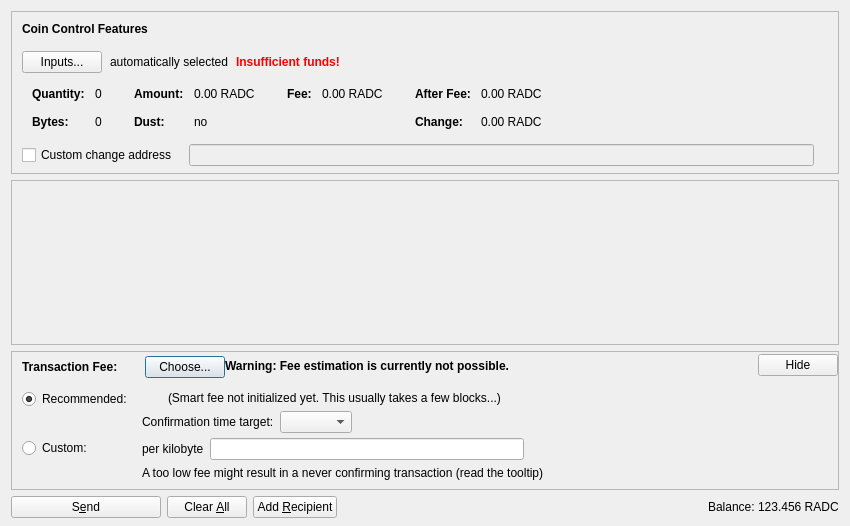
Old version of the form src/qt/forms/sendcoinsdialog.ui in the repository c4pt000/radiocoin.
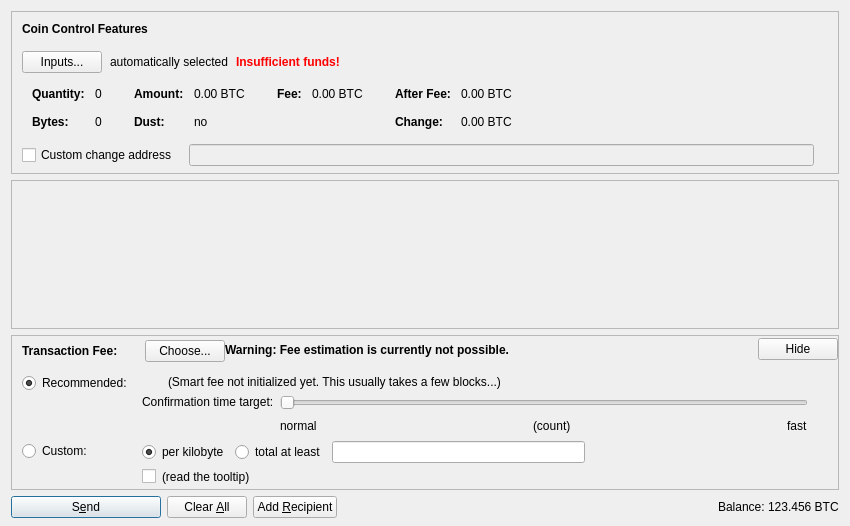
New version of the form. Icons and pictures are not drawn. Custom widgets are drawn as their Qt base class.

What changed in the file:
```diff
--- a/src/qt/forms/sendcoinsdialog.ui
+++ b/src/qt/forms/sendcoinsdialog.ui
@@ -324,7 +324,7 @@
                   <enum>Qt::ActionsContextMenu</enum>
                  </property>
                  <property name="text">
-                  <string notr="true">0.00 RADC</string>
+                  <string notr="true">0.00 BTC</string>
                  </property>
                  <property name="textInteractionFlags">
                   <set>Qt::LinksAccessibleByMouse|Qt::TextSelectableByKeyboard|Qt::TextSelectableByMouse</set>
@@ -404,7 +404,7 @@
                   <enum>Qt::ActionsContextMenu</enum>
                  </property>
                  <property name="text">
-                  <string notr="true">0.00 RADC</string>
+                  <string notr="true">0.00 BTC</string>
                  </property>
                  <property name="textInteractionFlags">
                   <set>Qt::LinksAccessibleByMouse|Qt::TextSelectableByKeyboard|Qt::TextSelectableByMouse</set>
@@ -455,7 +455,7 @@
                   <enum>Qt::ActionsContextMenu</enum>
                  </property>
                  <property name="text">
-                  <string notr="true">0.00 RADC</string>
+                  <string notr="true">0.00 BTC</string>
                  </property>
                  <property name="textInteractionFlags">
                   <set>Qt::LinksAccessibleByMouse|Qt::TextSelectableByKeyboard|Qt::TextSelectableByMouse</set>
@@ -484,7 +484,7 @@
                   <enum>Qt::ActionsContextMenu</enum>
                  </property>
                  <property name="text">
-                  <string notr="true">0.00 RADC</string>
+                  <string notr="true">0.00 BTC</string>
                  </property>
                  <property name="textInteractionFlags">
                   <set>Qt::LinksAccessibleByMouse|Qt::TextSelectableByKeyboard|Qt::TextSelectableByMouse</set>
@@ -846,7 +846,7 @@
                <item>
                 <layout class="QHBoxLayout" name="horizontalLayoutFee13">
                  <item>
-                  <widget class="QLabel" name="labelCustomPerKilobyte">
+                  <widget class="QRadioButton" name="radioCustomPerKilobyte">
                    <property name="toolTip">
                     <string>Specify a custom fee per kB (1,000 bytes) of the transaction's virtual size.
 
@@ -855,6 +855,25 @@
                    <property name="text">
                     <string>per kilobyte</string>
                    </property>
+                   <property name="checked">
+                    <bool>true</bool>
+                   </property>
+                   <attribute name="buttonGroup">
+                    <string notr="true">groupCustomFee</string>
+                   </attribute>
+                  </widget>
+                 </item>
+                 <item>
+                  <widget class="QRadioButton" name="radioCustomAtLeast">
+                   <property name="toolTip">
+                    <string>If the custom fee is set to 1000 satoshis and the transaction is only 250 bytes, then &quot;per kilobyte&quot; only pays 250 satoshis in fee, while &quot;total at least&quot; pays 1000 satoshis. For transactions bigger than a kilobyte both pay by kilobyte.</string>
+                   </property>
+                   <property name="text">
+                    <string>total at least</string>
+                   </property>
+                   <attribute name="buttonGroup">
+                    <string notr="true">groupCustomFee</string>
+                   </attribute>
                   </widget>
                  </item>
                  <item>
@@ -878,7 +897,17 @@
                <item>
                 <layout class="QHBoxLayout" name="horizontalLayoutFee8">
                  <item>
-                  <widget class="QLabel" name="labelCustomFeeWarning">
+                  <widget class="QCheckBox" name="checkBoxMinimumFee">
+                   <property name="toolTip">
+                    <string>Paying only the minimum fee is just fine as long as there is less transaction volume than space in the blocks. But be aware that this can end up in a never confirming transaction once there is more demand for dogecoin transactions than the network can process.</string>
+                   </property>
+                   <property name="text">
+                    <string/>
+                   </property>
+                  </widget>
+                 </item>
+                 <item>
+                  <widget class="QLabel" name="labelMinFeeWarning">
                    <property name="enabled">
                     <bool>true</bool>
                    </property>
@@ -886,7 +915,10 @@
                     <string>When there is less transaction volume than space in the blocks, miners as well as relaying nodes may enforce a minimum fee. Paying only this minimum fee is just fine, but be aware that this can result in a never confirming transaction once there is more demand for radiocoin transactions than the network can process.</string>
                    </property>
                    <property name="text">
-                    <string>A too low fee might result in a never confirming transaction (read the tooltip)</string>
+                    <string>(read the tooltip)</string>
+                   </property>
+                   <property name="margin">
+                    <number>5</number>
                    </property>
                   </widget>
                  </item>
@@ -979,6 +1011,9 @@
                    <property name="text">
                     <string/>
                    </property>
+                   <property name="margin">
+                    <number>2</number>
+                   </property>
                   </widget>
                  </item>
                  <item>
@@ -993,6 +1028,9 @@
                    <property name="text">
                     <string>(Smart fee not initialized yet. This usually takes a few blocks...)</string>
                    </property>
+                   <property name="margin">
+                    <number>2</number>
+                   </property>
                   </widget>
                  </item>
                  <item>
@@ -1019,8 +1057,24 @@
                      <property name="text">
                       <string>Confirmation time target:</string>
                      </property>
+                     <property name="margin">
+                      <number>2</number>
+                     </property>
                     </widget>
                    </item>
+                   <item>
+                    <spacer name="verticalSpacer_3">
+                     <property name="orientation">
+                      <enum>Qt::Vertical</enum>
+                     </property>
+                     <property name="sizeHint" stdset="0">
+                      <size>
+                       <width>1</width>
+                       <height>1</height>
+                      </size>
+                     </property>
+                    </spacer>
+                   </item>
                   </layout>
                  </item>
                  <item>
@@ -1029,15 +1083,44 @@
                     <number>30</number>
                    </property>
                    <item>
-                    <layout class="QHBoxLayout" name="horizontalLayoutConfTarget">
-                     <property name="bottomMargin">
+                    <widget class="QSlider" name="sliderSmartFee">
+                     <property name="minimum">
                       <number>0</number>
                      </property>
+                     <property name="maximum">
+                      <number>23</number>
+                     </property>
+                     <property name="pageStep">
+                      <number>1</number>
+                     </property>
+                     <property name="value">
+                      <number>0</number>
+                     </property>
+                     <property name="orientation">
+                      <enum>Qt::Horizontal</enum>
+                     </property>
+                     <property name="invertedAppearance">
+                      <bool>false</bool>
+                     </property>
+                     <property name="invertedControls">
+                      <bool>false</bool>
+                     </property>
+                     <property name="tickPosition">
+                      <enum>QSlider::NoTicks</enum>
+                     </property>
+                    </widget>
+                   </item>
+                   <item>
+                    <layout class="QHBoxLayout" name="horizontalLayoutFee10">
                      <item>
-                      <widget class="QComboBox" name="confTargetSelector"/>
+                      <widget class="QLabel" name="labelSmartFeeNormal">
+                       <property name="text">
+                        <string>normal</string>
+                       </property>
+                      </widget>
                      </item>
                      <item>
-                      <spacer name="horizontalSpacerConfTarget">
+                      <spacer name="horizontalSpacer_7">
                        <property name="orientation">
                         <enum>Qt::Horizontal</enum>
                        </property>
@@ -1049,6 +1132,33 @@
                        </property>
                       </spacer>
                      </item>
+                     <item>
+                      <widget class="QLabel" name="confirmationTargetLabel">
+                       <property name="text">
+                        <string notr="true">(count)</string>
+                       </property>
+                      </widget>
+                     </item>
+                     <item>
+                      <spacer name="horizontalSpacer_3">
+                       <property name="orientation">
+                        <enum>Qt::Horizontal</enum>
+                       </property>
+                       <property name="sizeHint" stdset="0">
+                        <size>
+                         <width>40</width>
+                         <height>20</height>
+                        </size>
+                       </property>
+                      </spacer>
+                     </item>
+                     <item>
+                      <widget class="QLabel" name="labelSmartFeeFast">
+                       <property name="text">
+                        <string>fast</string>
+                       </property>
+                      </widget>
+                     </item>
                     </layout>
                    </item>
                   </layout>
@@ -1082,8 +1192,8 @@
           </property>
           <property name="sizeHint" stdset="0">
            <size>
-            <width>40</width>
-            <height>5</height>
+            <width>800</width>
+            <height>1</height>
            </size>
           </property>
          </spacer>
@@ -1117,7 +1227,7 @@
         <bool>false</bool>
        </property>
        <property name="default">
-        <bool>false</bool>
+        <bool>true</bool>
        </property>
       </widget>
      </item>
@@ -1204,7 +1314,7 @@
           <cursorShape>IBeamCursor</cursorShape>
          </property>
          <property name="text">
-          <string notr="true">123.456 RADC</string>
+          <string notr="true">123.456 BTC</string>
          </property>
          <property name="textInteractionFlags">
           <set>Qt::LinksAccessibleByMouse|Qt::TextSelectableByKeyboard|Qt::TextSelectableByMouse</set>
```
Left out of the diff: 13 changed lines with no effect on the pictures.
